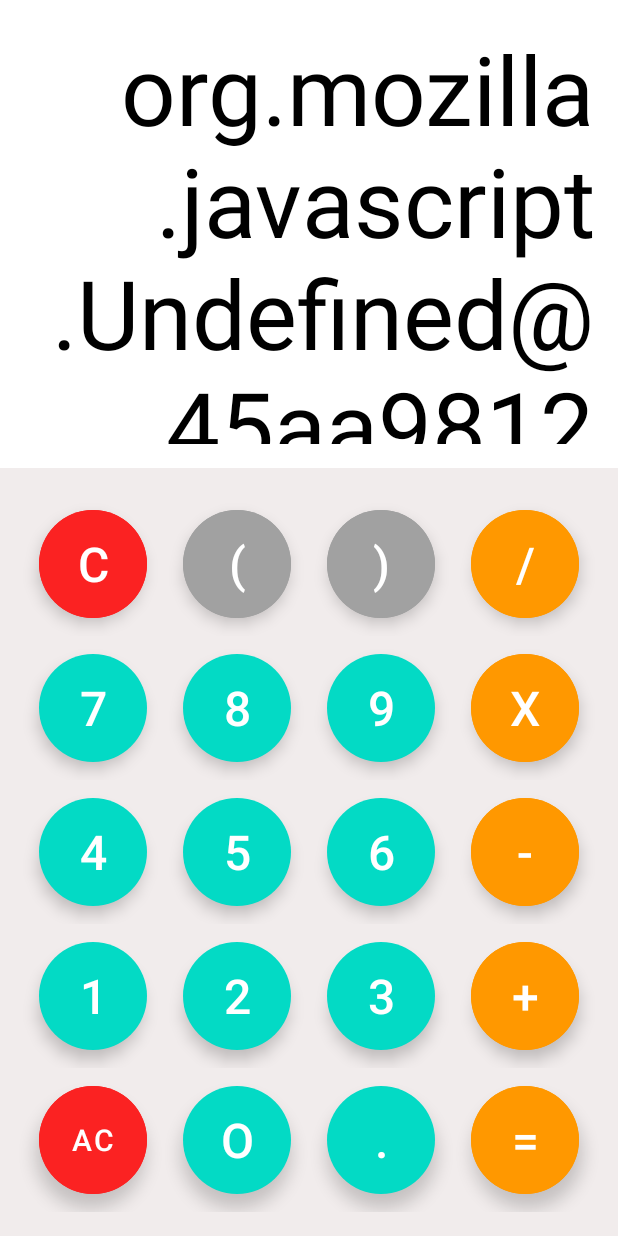
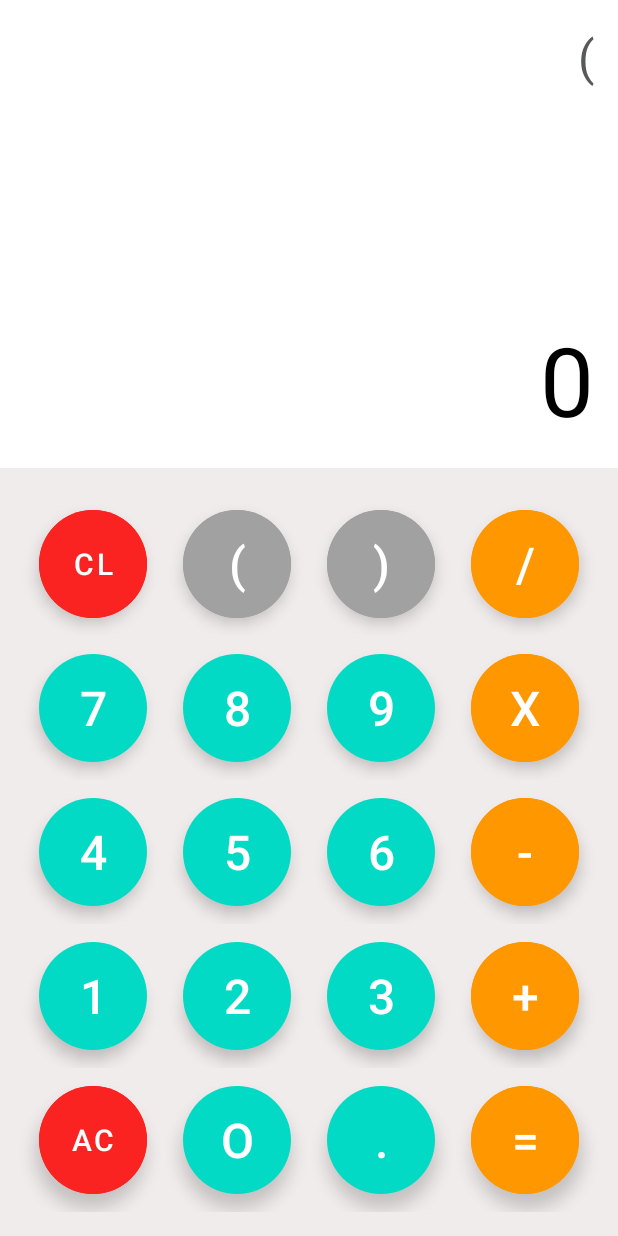
Before and after one commit to Ganeshaprasad/calculator_android_project, an Android app: the screen it shows after launch (MainActivity), after a tap on an icon or button, on a phone screen of 412 x 824 dp. Run offline under Robolectric (Android 15) with nearby library versions, the phone set to English and light mode, and no system bars; 1 other tap on this screen came first.

Commit message:
Fixed not working issue

```diff
--- a/app/build.gradle
+++ b/app/build.gradle
@@ -33,7 +33,7 @@ dependencies {
     implementation 'androidx.appcompat:appcompat:1.4.1'
     implementation 'com.google.android.material:material:1.5.0'
     implementation 'androidx.constraintlayout:constraintlayout:2.1.3'
-    implementation  'com.faendir.rhino:rhino-android:1.5.2'
+    implementation  'io.apisense:rhino-android:1.0'
     testImplementation 'junit:junit:4.13.2'
     androidTestImplementation 'androidx.test.ext:junit:1.1.3'
     androidTestImplementation 'androidx.test.espresso:espresso-core:3.4.0'
--- a/app/src/main/java/com/gp/calculator/MainActivity.java
+++ b/app/src/main/java/com/gp/calculator/MainActivity.java
@@ -3,20 +3,18 @@ package com.gp.calculator;
 import android.os.Bundle;
 import android.view.View;
 import android.widget.TextView;
+import android.widget.Toast;
 
 import androidx.appcompat.app.AppCompatActivity;
 
-import com.google.android.material.button.MaterialButton;
+import javax.script.ScriptEngine;
+import javax.script.ScriptEngineManager;
+import javax.script.ScriptException;
 
-import org.mozilla.javascript.Context;
-import org.mozilla.javascript.Scriptable;
 
-public class MainActivity extends AppCompatActivity implements View.OnClickListener {
-
+public class MainActivity extends AppCompatActivity {
+    String working = "";
     TextView resultTv, solutionTv;
-    MaterialButton buttonC, buttonBrackOpen, buttonBrackClose, buttonDivide, buttonSeven, buttonSix,
-            buttonEight, buttonNine, buttonFive, buttonFour, buttonThree, buttonTwo, buttonOne, buttonAc,
-            buttonZero, buttonDot, buttonEqual, buttonMultiply, buttonPlus, buttonMinus;
 
     @Override
     protected void onCreate(Bundle savedInstanceState) {
@@ -24,75 +22,108 @@ public class MainActivity extends AppCompatActivity implements View.OnClickListe
         setContentView(R.layout.activity_main);
         resultTv = findViewById(R.id.result_tv);
         solutionTv = findViewById(R.id.solution_tv);
-
-        assignId(buttonC, R.id.button_c);
-        assignId(buttonBrackOpen, R.id.button_openbracket);
-        assignId(buttonBrackClose, R.id.button_closedbracket);
-        assignId(buttonOne, R.id.button_1);
-        assignId(buttonTwo, R.id.button_2);
-        assignId(buttonTwo, R.id.button_3);
-        assignId(buttonFour, R.id.button_4);
-        assignId(buttonFive, R.id.button_5);
-        assignId(buttonSix, R.id.button_6);
-        assignId(buttonSeven, R.id.button_7);
-        assignId(buttonEight, R.id.button_8);
-        assignId(buttonNine, R.id.button_9);
-        assignId(buttonZero, R.id.button_zero);
-        assignId(buttonDivide, R.id.button_divide);
-        assignId(buttonDot, R.id.button_dot);
-        assignId(buttonMultiply, R.id.button_multiply);
-        assignId(buttonPlus, R.id.button_plus);
-        assignId(buttonAc, R.id.button_ac);
-        assignId(buttonMinus, R.id.button_minus);
-        assignId(buttonEqual, R.id.button_equal);
     }
 
-    void assignId(MaterialButton btn, int id) {
-        btn = findViewById(id);
-        btn.setOnClickListener(this);
+    private void setWorking(String enteredValue) {
+        working = working + enteredValue;
+        solutionTv.setText(working);
     }
 
-    @Override
-    public void onClick(View view) {
-        MaterialButton button = (MaterialButton) view;
-        String buttonText = button.getText().toString();
-        String dataToCalculate = solutionTv.getText().toString();
-        if (buttonText.equals("AC")) {
-            solutionTv.setText("");
-            solutionTv.setText("0");
-            return;
+    public void onClickOne(View view) {
+        setWorking("1");
+    }
+
+    public void onClickTwo(View view) {
+        setWorking("2");
+    }
+
+    public void onClickThree(View view) {
+        setWorking("3");
+    }
+
+    public void onClickFour(View view) {
+        setWorking("4");
+    }
+
+    public void onClickFive(View view) {
+        setWorking("5");
+    }
+
+    public void onClickSix(View view) {
+        setWorking("6");
+    }
+
+    public void onClickSeven(View view) {
+        setWorking("7");
+    }
+
+    public void onClickEight(View view) {
+        setWorking("8");
+    }
+
+    public void onClickNine(View view) {
+        setWorking("9");
+    }
+
+    public void onClickZero(View view) {
+        setWorking("0");
+    }
+
+    public void onClickEqual(View view) {
+        Double result = null;
+        ScriptEngine engine = new ScriptEngineManager().getEngineByName("rhino");
+        try {
+            result = (double) engine.eval(working);
+        } catch (ScriptException e) {
+            Toast.makeText(this, "Invalid Input", Toast.LENGTH_SHORT).show();
         }
-        if (buttonText.equals("=")) {
-            solutionTv.setText(resultTv.getText());
-            return;
-        }
-        if (buttonText.equals("C")) {
-            dataToCalculate = dataToCalculate.substring(0, dataToCalculate.length() - 1);
-        } else {
-            dataToCalculate = dataToCalculate + buttonText;
-        }
-
-        solutionTv.setText(dataToCalculate);
-        String finalResult = getResult(dataToCalculate);
-        if (!finalResult.equals("Err")) {
-            resultTv.setText(finalResult);
+        if (result != null) {
+            resultTv.setText(String.valueOf(result.doubleValue()));
+            solutionTv.setText(resultTv.getText().toString());//setting calculated value
+            working = solutionTv.getText().toString();//setting calculated value
         }
     }
 
-    String getResult(String data) {
-        try {
-            org.mozilla.javascript.Context context = Context.enter();
-            context.setOptimizationLevel(-1);
-            Scriptable scriptable = context.initSafeStandardObjects();
-            String finalResult = context.evaluateString(scriptable, data, "Javascript", 1, null).toString();
-            if(finalResult.endsWith(".0"))
-            {
-                finalResult=finalResult.replace(".0","");
-            }
-            return finalResult;
-        } catch (Exception e) {
-            return "Err";
+    public void onClickDot(View view) {
+        setWorking(".");
+    }
+
+    public void onClickAddition(View view) {
+        setWorking("+");
+    }
+
+    public void onClickSubtraction(View view) {
+        setWorking("-");
+    }
+
+    public void onClickMultiplication(View view) {
+        setWorking("*");
+    }
+
+    public void onClickDivision(View view) {
+        setWorking("/");
+    }
+
+    public void onClickOpenBracket(View view) {
+        setWorking("(");
+    }
+
+    public void onClickCloseBracket(View view) {
+        setWorking(")");
+    }
+
+    public void onClickAC(View view) {
+        solutionTv.setText("");
+        working = solutionTv.getText().toString();
+        resultTv.setText("0");
+    }
+
+    public void onClickClear(View view) {
+        String display = solutionTv.getText().toString();
+        if (!display.equals("")) {
+            display = display.substring(0, display.length() - 1);
+            solutionTv.setText(display);
+            working = solutionTv.getText().toString();
         }
-
     }
 }
--- a/app/src/main/res/layout/activity_main.xml
+++ b/app/src/main/res/layout/activity_main.xml
@@ -11,9 +11,12 @@
         android:layout_width="match_parent"
         android:layout_height="match_parent"
         android:layout_above="@id/result_tv"
-        android:layout_margin="16dp"
+        android:layout_marginStart="16dp"
+        android:layout_marginTop="16dp"
+        android:layout_marginEnd="16dp"
+        android:layout_marginBottom="16dp"
         android:textAlignment="textEnd"
-        android:textColor="@color/black"
+        android:textColor="#58595B"
         android:textSize="32dp" />
 
     <TextView
@@ -21,12 +24,14 @@
         android:layout_width="match_parent"
         android:layout_height="wrap_content"
         android:layout_above="@id/buttons_Layout"
-        android:layout_margin="16dp"
+        android:layout_marginStart="16dp"
+        android:layout_marginTop="16dp"
+        android:layout_marginEnd="16dp"
+        android:layout_marginBottom="16dp"
         android:text="0"
         android:textAlignment="textEnd"
         android:textColor="@color/black"
         android:textSize="64dp" />
-
 
 
     <LinearLayout
@@ -52,9 +57,10 @@
                 android:layout_height="72dp"
                 android:layout_margin="12dp"
                 android:backgroundTint="#FB2222"
-                android:text="C"
+                android:onClick="onClickClear"
+                android:text="CL"
                 android:textColor="@color/white"
-                android:textSize="32dp"
+                android:textSize="20dp"
                 app:cornerRadius="36dp" />
 
             <com.google.android.material.button.MaterialButton
@@ -64,10 +70,13 @@
                 android:layout_height="72dp"
                 android:layout_margin="12dp"
                 android:backgroundTint="#A1A1A1"
+                android:onClick="onClickOpenBracket"
                 android:text="("
                 android:textColor="@color/white"
                 android:textSize="32dp"
-                app:cornerRadius="36dp" />
+                app:cornerRadius="36dp"
+
+                />
 
             <com.google.android.material.button.MaterialButton
                 android:id="@+id/button_closedbracket"
@@ -76,6 +85,7 @@
                 android:layout_height="72dp"
                 android:layout_margin="12dp"
                 android:backgroundTint="#A1A1A1"
+                android:onClick="onClickCloseBracket"
                 android:text=")"
                 android:textColor="@color/white"
                 android:textSize="32dp"
@@ -88,6 +98,7 @@
                 android:layout_height="72dp"
                 android:layout_margin="12dp"
                 android:backgroundTint="#FF9800"
+                android:onClick="onClickDivision"
                 android:text="/"
                 android:textColor="@color/white"
                 android:textSize="32dp"
@@ -109,6 +120,7 @@
                 android:layout_width="72dp"
                 android:layout_height="72dp"
                 android:layout_margin="12dp"
+                android:onClick="onClickSeven"
                 android:text="7"
                 android:textColor="@color/white"
                 android:textSize="32dp"
@@ -120,6 +132,7 @@
                 android:layout_width="72dp"
                 android:layout_height="72dp"
                 android:layout_margin="12dp"
+                android:onClick="onClickEight"
                 android:text="8"
                 android:textColor="@color/white"
                 android:textSize="32dp"
@@ -131,6 +144,7 @@
                 android:layout_width="72dp"
                 android:layout_height="72dp"
                 android:layout_margin="12dp"
+                android:onClick="onClickNine"
                 android:text="9"
                 android:textColor="@color/white"
                 android:textSize="32dp"
@@ -143,6 +157,7 @@
                 android:layout_height="72dp"
                 android:layout_margin="12dp"
                 android:backgroundTint="#FF9800"
+                android:onClick="onClickMultiplication"
                 android:text="x"
                 android:textColor="@color/white"
                 android:textSize="32dp"
@@ -164,6 +179,7 @@
                 android:layout_width="72dp"
                 android:layout_height="72dp"
                 android:layout_margin="12dp"
+                android:onClick="onClickFour"
                 android:text="4"
                 android:textColor="@color/white"
                 android:textSize="32dp"
@@ -175,6 +191,7 @@
                 android:layout_width="72dp"
                 android:layout_height="72dp"
                 android:layout_margin="12dp"
+                android:onClick="onClickFive"
                 android:text="5"
                 android:textColor="@color/white"
                 android:textSize="32dp"
@@ -186,6 +203,7 @@
                 android:layout_width="72dp"
                 android:layout_height="72dp"
                 android:layout_margin="12dp"
+                android:onClick="onClickSix"
                 android:text="6"
                 android:textColor="@color/white"
                 android:textSize="32dp"
@@ -198,6 +216,7 @@
                 android:layout_height="72dp"
                 android:layout_margin="12dp"
                 android:backgroundTint="#FF9800"
+                android:onClick="onClickSubtraction"
                 android:text="-"
                 android:textColor="@color/white"
                 android:textSize="32dp"
@@ -219,6 +238,7 @@
                 android:layout_width="72dp"
                 android:layout_height="72dp"
                 android:layout_margin="12dp"
+                android:onClick="onClickOne"
                 android:text="1"
                 android:textColor="@color/white"
                 android:textSize="32dp"
@@ -230,6 +250,7 @@
                 android:layout_width="72dp"
                 android:layout_height="72dp"
                 android:layout_margin="12dp"
+                android:onClick="onClickTwo"
                 android:text="2"
                 android:textColor="@color/white"
                 android:textSize="32dp"
@@ -241,6 +262,7 @@
                 android:layout_width="72dp"
                 android:layout_height="72dp"
                 android:layout_margin="12dp"
+                android:onClick="onClickThree"
                 android:text="3"
                 android:textColor="@color/white"
                 android:textSize="32dp"
@@ -253,6 +275,7 @@
                 android:layout_height="72dp"
                 android:layout_margin="12dp"
                 android:backgroundTint="#FF9800"
+                android:onClick="onClickAddition"
                 android:text="+"
                 android:textColor="@color/white"
                 android:textSize="32dp"
@@ -275,6 +298,7 @@
                 android:layout_height="72dp"
                 android:layout_margin="12dp"
                 android:backgroundTint="#FB2222"
+                android:onClick="onClickAC"
                 android:text="AC"
                 android:textColor="@color/white"
                 android:textSize="20dp"
@@ -286,6 +310,7 @@
                 android:layout_width="72dp"
                 android:layout_height="72dp"
                 android:layout_margin="12dp"
+                android:onClick="onClickZero"
                 android:text="o"
                 android:textColor="@color/white"
                 android:textSize="32dp"
@@ -297,6 +322,7 @@
                 android:layout_width="72dp"
                 android:layout_height="72dp"
                 android:layout_margin="12dp"
+                android:onClick="onClickDot"
                 android:text="."
                 android:textColor="@color/white"
                 android:textSize="32dp"
@@ -309,6 +335,7 @@
                 android:layout_height="72dp"
                 android:layout_margin="12dp"
                 android:backgroundTint="#FF9800"
+                android:onClick="onClickEqual"
                 android:text="="
                 android:textColor="@color/white"
                 android:textSize="32dp"
```
